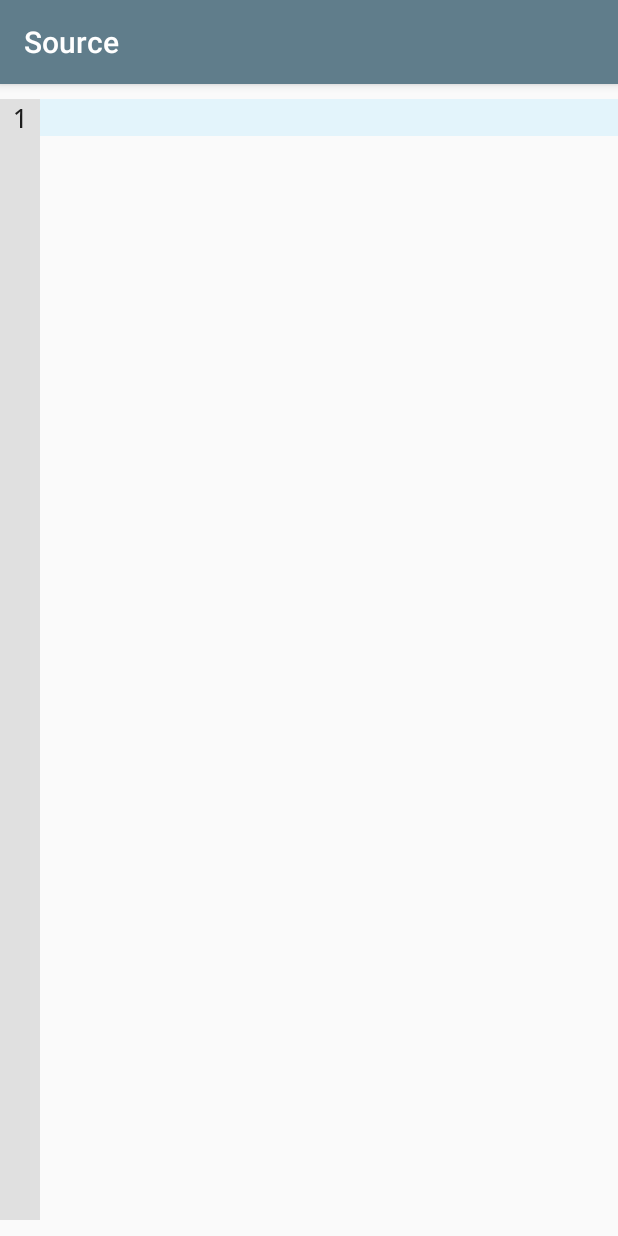
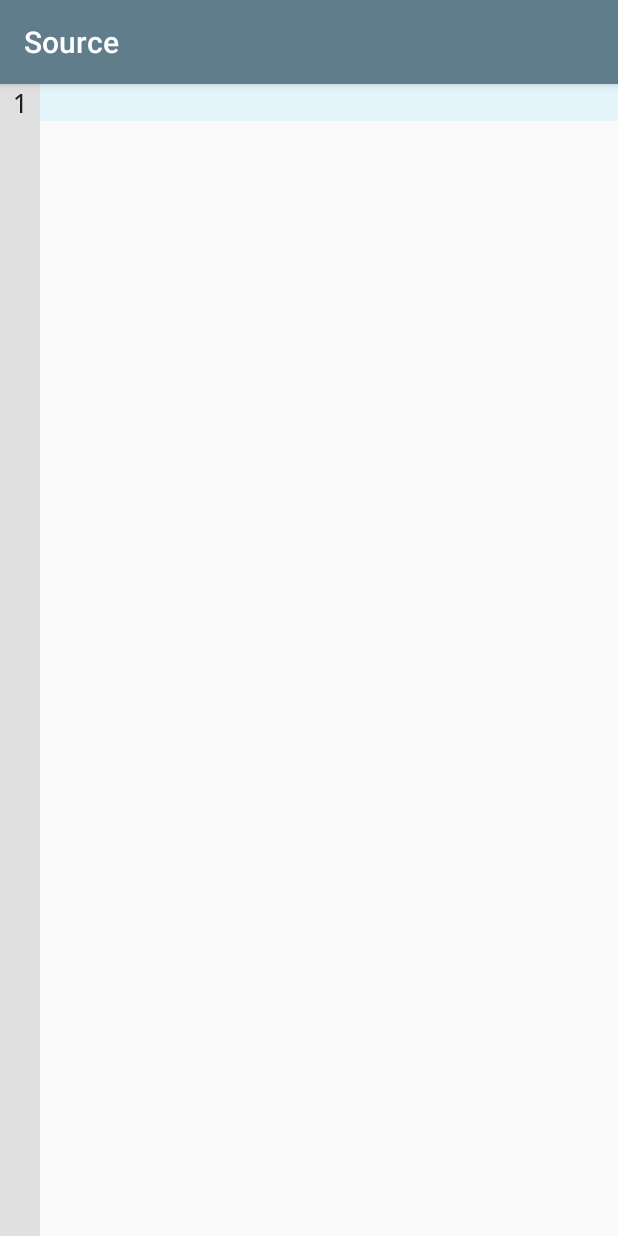
Before and after one commit to tylerfilla/source, an Android app: the screen it shows after launch (EditActivity), on a phone screen of 412 x 824 dp. Run offline under Robolectric (Android 15) with nearby library versions, the phone set to English and light mode, and no system bars.

Commit message:
Removed default top/bottom padding on editor

```diff
--- a/app/src/main/res/values/dimens.xml
+++ b/app/src/main/res/values/dimens.xml
@@ -2,6 +2,9 @@
 <resources>
     <dimen name="activity_edit_editor_textSize">18sp</dimen>
 
+    <dimen name="activity_edit_editor_paddingBottom">0dp</dimen>
+    <dimen name="activity_edit_editor_paddingTop">0dp</dimen>
+
     <dimen name="activity_edit_editor_lineNumberColumnPaddingLeft">8dp</dimen>
     <dimen name="activity_edit_editor_lineNumberColumnPaddingRight">8dp</dimen>
 </resources>
--- a/app/src/main/res/values/styles.xml
+++ b/app/src/main/res/values/styles.xml
@@ -18,6 +18,8 @@
         <item name="android:imeOptions">flagNoExtractUi</item>
         <item name="android:layout_width">match_parent</item>
         <item name="android:layout_height">wrap_content</item>
+        <item name="android:paddingBottom">@dimen/activity_edit_editor_paddingBottom</item>
+        <item name="android:paddingTop">@dimen/activity_edit_editor_paddingTop</item>
         <item name="android:textSize">@dimen/activity_edit_editor_textSize</item>
 
         <!-- Custom attrs -->
```
